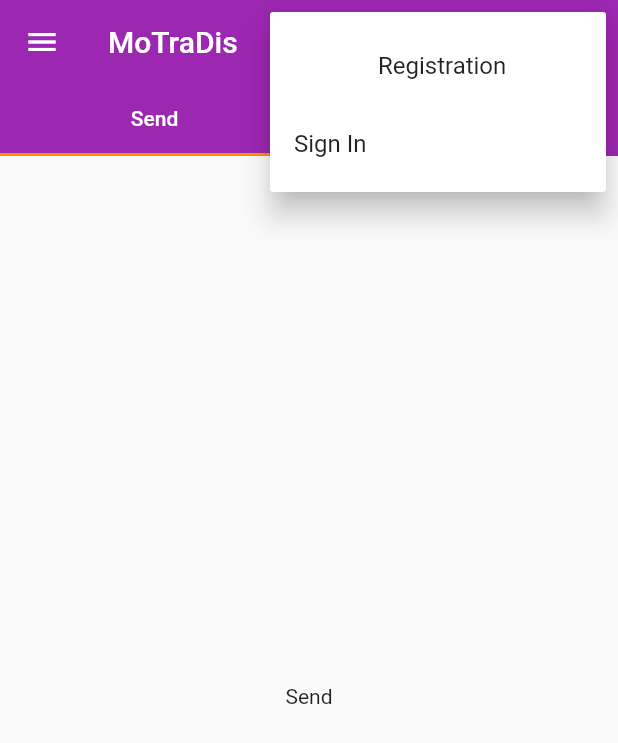
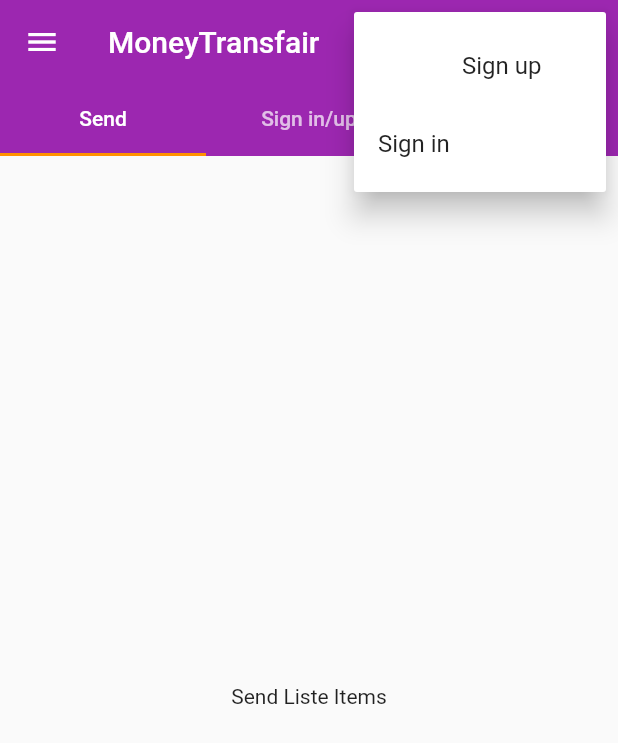
Before and after one commit to merlinfotsing/motradis, a Flutter app: the screen it shows after launch, after a tap on the "more vert" icon, on a phone screen of 412 x 824 dp. Shown: the top 743 px of the screen. Run offline on Flutter 3.47's test engine with Material 2 defaults, Android fonts, the phone set to English and light mode, and no system bars.

Commit message:
Appname changed from MoTraDis to MoneyTransfair registration action changed to sign up

```diff
--- a/lib/main.dart
+++ b/lib/main.dart
@@ -28,7 +28,7 @@ class MotradisApp extends StatelessWidget {
   @override
   Widget build(BuildContext context) {
     return new MaterialApp(
-        title: 'Money Transfer',
+        title: 'MoneyTransfair',
         theme: theme,
         routes: <String, WidgetBuilder>{
           '/': (BuildContext context) => new MotradisHome(_symbols),
@@ -62,7 +62,7 @@ class MotradisState extends State<Motradis> {
   Widget build(BuildContext context) {
     return new Scaffold(
       appBar: new AppBar(
-        title: new Text("MoTraDis"),
+        title: new Text("MoneyTransfair"),
         elevation: Theme
             .of(context)
             .platform == TargetPlatform.iOS ? 0.0 : 4.0,
--- a/lib/motradis_home.dart
+++ b/lib/motradis_home.dart
@@ -1,10 +1,10 @@
 import 'package:flutter/material.dart';
 
 enum _MotradisMenuItem {
-  registration,
+  signUp,
   signIn /*, calculateFee, traceTransfer, transferList, profil, costomerService, settings*/
 }
-enum MotradisHomeTab { send, signInOrRegister }
+enum MotradisHomeTab { send, receive, signInOrUp }
 
 class _NotImplementedDialog extends StatelessWidget {
   @override
@@ -56,7 +56,7 @@ class MotradisHomeState extends State<MotradisHome> {
 
   void _handleTransferMenu(BuildContext context, _MotradisMenuItem value) {
     switch (value) {
-      case _MotradisMenuItem.registration:
+      case _MotradisMenuItem.signUp:
         showDialog<Null>(
             context: context,
             child: new _NotImplementedDialog()
@@ -75,13 +75,13 @@ class MotradisHomeState extends State<MotradisHome> {
     return new Drawer(
       child: new ListView(
         children: <Widget>[
-          const DrawerHeader(child: const Center(child: const Text('MTO'))),
+          const DrawerHeader(child: const Center(child: const Text('MoneyTransfair'))),
           const ListTile(
-            title: const Text('Registration'),
+            title: const Text('Sign up'),
             selected: true,
           ),
           const ListTile(
-            title: const Text('Sign-In'),
+            title: const Text('Sign in'),
             enabled: false,
           ),
           const Divider(),
@@ -111,7 +111,7 @@ class MotradisHomeState extends State<MotradisHome> {
   Widget buildAppBar() {
     return new AppBar(
       elevation: 0.0,
-      title: new Text('MoTraDis'),
+      title: new Text('MoneyTransfair'),
       actions: <Widget>[
         new PopupMenuButton<_MotradisMenuItem>(
           onSelected: (_MotradisMenuItem value) {
@@ -120,13 +120,13 @@ class MotradisHomeState extends State<MotradisHome> {
           itemBuilder: (BuildContext context) =>
           <PopupMenuItem<_MotradisMenuItem>>[
             new CheckedPopupMenuItem<_MotradisMenuItem>(
-              value: _MotradisMenuItem.registration,
+              value: _MotradisMenuItem.signUp,
               checked: _autorefresh,
-              child: const Text('Registration'),
+              child: const Text('Sign up'),
             ),
             const PopupMenuItem<_MotradisMenuItem>(
               value: _MotradisMenuItem.signIn,
-              child: const Text('Sign In'),
+              child: const Text('Sign in'),
             )
           ],
         ),
@@ -134,7 +134,8 @@ class MotradisHomeState extends State<MotradisHome> {
       bottom: new TabBar(
         tabs: <Widget>[
           new Tab(text: 'Send'),
-          new Tab(text: 'Sign-In or Register'),
+          new Tab(text: 'Sign in/up'),
+          new Tab(text: 'Receive'),
         ],
       ),
     );
@@ -151,8 +152,9 @@ class MotradisHomeState extends State<MotradisHome> {
         drawer: _buildDrawer(context),
         body: new TabBarView(
           children: <Widget>[
-            new Tab(text: 'Send'),
-            new Tab(text: 'Register'),
+            new Tab(text: 'Send Liste Items'),
+            new Tab(text: 'Sign-In'),
+            new Tab(text: 'Receive List Items'),
           ],
         ),
       ),
```
Also changed, not shown: 1 other file.
